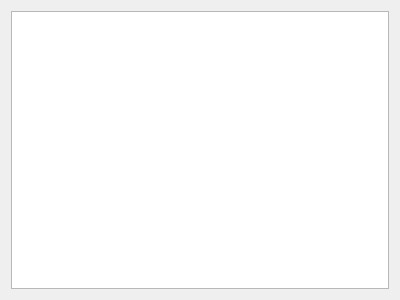
Above: FileManagement/DownlaodManage.ui from hhyvs111/FileManagement before the change. Below: the same form after it.
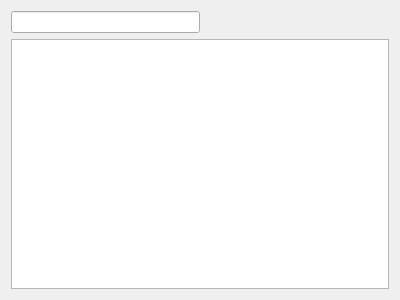
That is the form after the change.

Patch:
```diff
--- a/FileManagement/DownlaodManage.ui
+++ b/FileManagement/DownlaodManage.ui
@@ -14,6 +14,26 @@
    <string>Form</string>
   </property>
   <layout class="QVBoxLayout" name="verticalLayout">
+   <item>
+    <layout class="QHBoxLayout" name="horizontalLayout">
+     <item>
+      <widget class="QLineEdit" name="lineEdit"/>
+     </item>
+     <item>
+      <spacer name="horizontalSpacer">
+       <property name="orientation">
+        <enum>Qt::Horizontal</enum>
+       </property>
+       <property name="sizeHint" stdset="0">
+        <size>
+         <width>40</width>
+         <height>20</height>
+        </size>
+       </property>
+      </spacer>
+     </item>
+    </layout>
+   </item>
    <item>
     <widget class="QTableView" name="tableView"/>
    </item>
```
